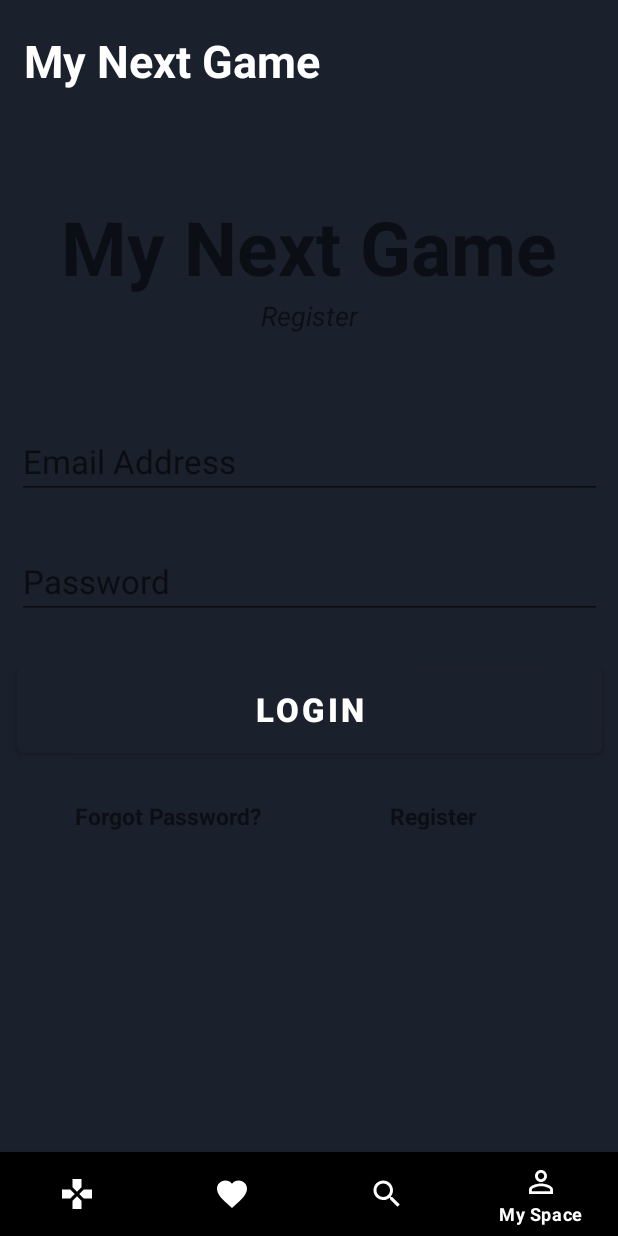
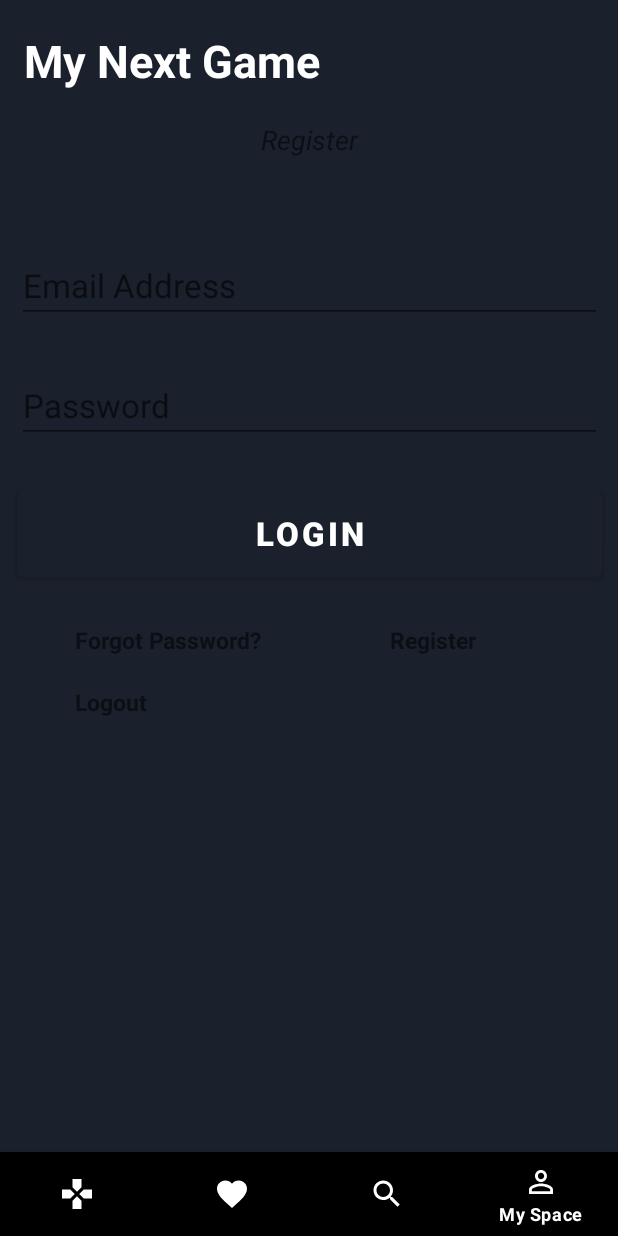
Before and after one commit to gianni963/MyNextGameAndroid, an Android app: the screen it shows after launch (MainActivity), item 4 of the bottom bar chosen, on a phone screen of 412 x 824 dp. Run offline under Robolectric (Android 15) with nearby library versions, the phone set to English and light mode, and no system bars; our stand-ins replace Firebase (no records; nobody signed in at launch, a user with empty details on screens opened directly).

```diff
--- a/app/build.gradle
+++ b/app/build.gradle
@@ -55,6 +55,9 @@ dependencies {
 
     //Firebase
     implementation platform('com.google.firebase:firebase-bom:28.3.1')
+    // Declare the dependency for the Firebase Authentication library
+    // When using the BoM, you don't specify versions in Firebase library dependencies
+    implementation 'com.google.firebase:firebase-auth-ktx'
 
     //Add the dependency for the Firebase SDK for Google Analytics
     // When using the BoM, don't specify versions in Firebase dependencies
--- a/app/src/main/java/be/bxl/formation/mynextgame/MainActivity.kt
+++ b/app/src/main/java/be/bxl/formation/mynextgame/MainActivity.kt
@@ -47,6 +47,8 @@ class MainActivity : AppCompatActivity() {
             true
         }
 
+        val userId = intent.getStringExtra("user_id")
+        val emailId = intent.getStringExtra("email_id")
 
         }
 
--- a/app/src/main/res/layout/fragment_login.xml
+++ b/app/src/main/res/layout/fragment_login.xml
@@ -4,21 +4,9 @@
     android:layout_width="match_parent"
     android:layout_height="match_parent"
     xmlns:app="http://schemas.android.com/apk/res-auto"
-    tools:context="fragments.FragmentRegisterLogin">
+    tools:context="fragments.FragmentLogin">
 
     <!-- TODO: Update blank fragment layout -->
-    <TextView
-        android:id="@+id/register_login"
-        android:layout_width="wrap_content"
-        android:layout_height="wrap_content"
-        android:text="My Next Game"
-        android:textSize="50sp"
-        android:textAlignment="center"
-        android:textStyle="bold"
-        app:layout_constraintTop_toTopOf="parent"
-        app:layout_constraintLeft_toLeftOf="parent"
-        app:layout_constraintRight_toRightOf="parent"
-        android:layout_marginTop="50dp"/>
 
     <TextView
         android:id="@+id/bannerDescription"
@@ -28,7 +16,7 @@
         android:textAlignment="center"
         android:textSize="18sp"
         android:textStyle="italic"
-        app:layout_constraintTop_toBottomOf="@+id/register_login"
+        app:layout_constraintTop_toTopOf="parent"
         app:layout_constraintLeft_toLeftOf="parent"
         app:layout_constraintRight_toRightOf="parent" />
     <EditText
@@ -41,6 +29,7 @@
         android:inputType="textEmailAddress"
         android:textSize="22sp"
         app:layout_constraintLeft_toLeftOf="parent"
+        android:textColor="@color/white"
         app:layout_constraintRight_toRightOf="parent"
         app:layout_constraintTop_toBottomOf="@+id/bannerDescription"
         />
@@ -95,6 +84,20 @@
         app:layout_constraintLeft_toRightOf="@id/forgotPassword"
         android:layout_marginLeft="85dp"
         />
+
+    <TextView
+        android:id="@+id/logout"
+        android:layout_width="wrap_content"
+        android:layout_height="wrap_content"
+        android:text="Logout"
+        android:textSize="15sp"
+        android:textStyle="bold"
+        android:layout_marginTop="20dp"
+        app:layout_constraintLeft_toLeftOf="parent"
+        app:layout_constraintLeft_toRightOf="parent"
+        app:layout_constraintTop_toBottomOf="@+id/forgotPassword"
+        android:layout_marginLeft="50dp"
+        />
     <ProgressBar
         android:id="@+id/progressBar"
         style="?android:attr/progressBarStyleLarge"
```
Also changed, not shown: app/src/main/java/be/bxl/formation/mynextgame/RegisterUser.kt (+61 -0 lines), app/src/main/java/be/bxl/formation/mynextgame/fragments/FragmentLogin.kt (+88 -1 lines).
